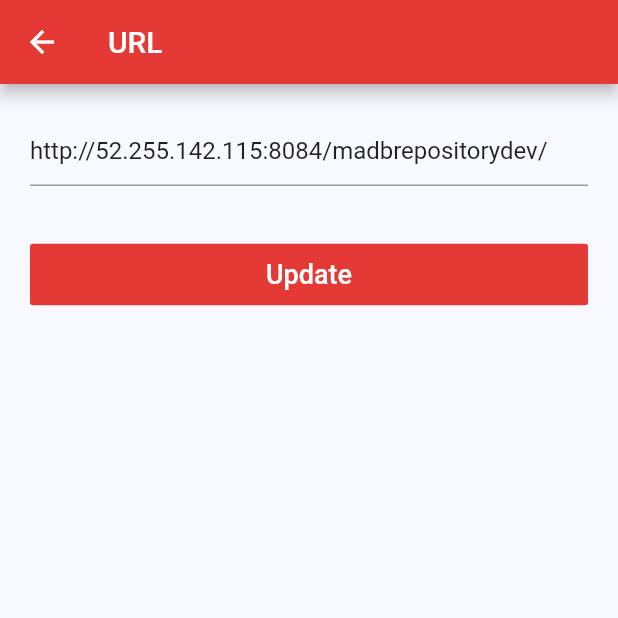
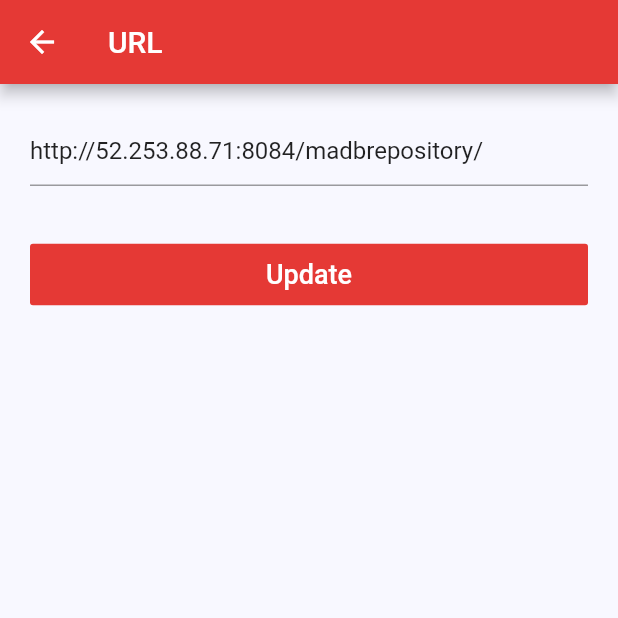
Before and after one commit to Mogok-TS/Surveyor, a Flutter app: the URL screen opened directly, on a phone screen of 412 x 824 dp, the top half of it. Run offline on Flutter 3.47's test engine with Material 2 defaults, Android fonts, the phone set to English and light mode, and no system bars; our stand-ins replace bubble_tab_indicator, file_picker, flutter_datetime_picker, flutter_image_compress, fluttertoast, geolocator and 4 more; missing offline and left inert: flutter_material_pickers, load; statements that could not run were skipped.

Commit message:
Change Login function and change app title in main.dart

```diff
--- a/lib/Register/login.dart
+++ b/lib/Register/login.dart
@@ -303,6 +303,11 @@ class _LoginState extends State<Login> with WidgetsBindingObserver {
                                                   else
                                                     {
                                                       hideLoadingDialog(),
+                                                      Navigator.of(context).pushReplacement(
+                                                        MaterialPageRoute(
+                                                          builder: (context) => StoreScreen(),
+                                                        ),
+                                                      )
                                                     }
                                                 }
                                               else
--- a/lib/Services/Online/OnlineServices.dart
+++ b/lib/Services/Online/OnlineServices.dart
@@ -37,9 +37,9 @@ class OnlineSerives {
     this.url = this.storage.getItem('URL');
     if (this.url == "" || this.url == null || this.url.isEmpty) {
 //      this.url = "http://52.255.142.115:8084/madbrepository/"; //For QC
-      this.url = "http://52.255.142.115:8084/madbrepositorydev/"; // For Dev
-//      this.url = "http://52.253.88.71:8084/madbrepository/"; //For Customer_Testing
-      this.storage.setItem('URL', "http://52.255.142.115:8084/madbrepositorydev/");
+//       this.url = "http://52.255.142.115:8084/madbrepositorydev/"; // For Dev
+     this.url = "http://52.253.88.71:8084/madbrepository/"; //For Customer_Testing
+      this.storage.setItem('URL', "http://52.253.88.71:8084/madbrepository/");
     }
   }
 
--- a/lib/URL/url.dart
+++ b/lib/URL/url.dart
@@ -22,10 +22,10 @@ class _myURL extends State<URL> {
     this.url.text = this.storage.getItem("URL");
     if (this.url.text == "" || this.url.text == null || this.url.text.isEmpty) {
 //      this.url.text = "http://52.255.142.115:8084/madbrepository/"; //For QC
-      this.url.text = "http://52.255.142.115:8084/madbrepositorydev/"; // For Dev
-//      this.url.text =
-//          "http://52.253.88.71:8084/madbrepository/"; //For Customer_Testing
-      this.storage.setItem('URL', "http://52.255.142.115:8084/madbrepositorydev/");
+//       this.url.text = "http://52.255.142.115:8084/madbrepositorydev/"; // For Dev
+     this.url.text =
+         "http://52.253.88.71:8084/madbrepository/"; //For Customer_Testing
+      this.storage.setItem('URL', "http://52.253.88.71:8084/madbrepository/");
     }
   }
 
--- a/lib/main.dart
+++ b/lib/main.dart
@@ -19,7 +19,7 @@ class MyApp extends StatelessWidget {
     ));
     return MaterialApp(
       debugShowCheckedModeBanner: false,
-      title: 'Flutter Demo',
+      title: 'Surveyor',
       theme: ThemeData(
         appBarTheme: AppBarTheme(color: CustomIcons.appbarColor),
         primarySwatch: Colors.red,
```
